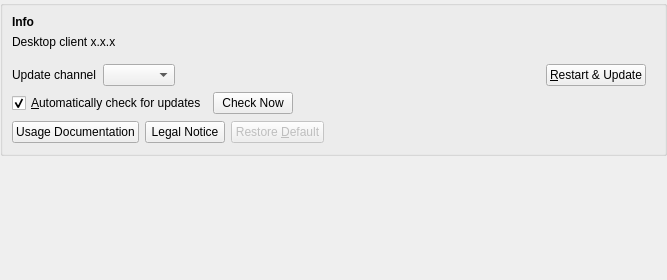
Old version of the form src/gui/infosettings.ui in the repository nextcloud/desktop.
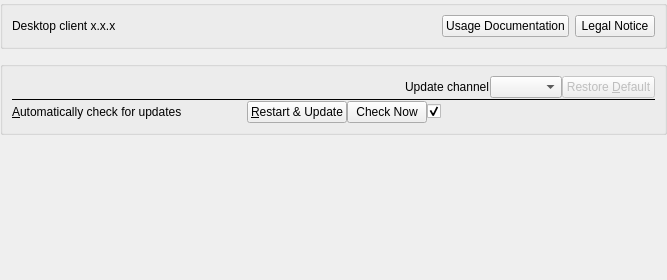
New version of the form. Custom widgets are drawn as their Qt base class.

Patch:
```diff
--- a/src/gui/infosettings.ui
+++ b/src/gui/infosettings.ui
@@ -17,7 +17,7 @@
   <property name="windowTitle">
    <string notr="true">Form</string>
   </property>
-  <layout class="QGridLayout" name="gridLayout">
+  <layout class="QVBoxLayout" name="pageLayout">
    <property name="leftMargin">
     <number>0</number>
    </property>
@@ -33,76 +33,89 @@
    <property name="spacing">
     <number>12</number>
    </property>
-   <item row="0" column="0">
+   <item>
     <widget class="QGroupBox" name="aboutAndUpdatesGroupBox">
      <property name="title">
       <string/>
      </property>
-     <layout class="QVBoxLayout" name="verticalLayout_3">
-      <property name="bottomMargin">
-       <number>10</number>
-      </property>
-      <item>
-       <widget class="QLabel" name="aboutAndUpdatesGroupBoxTitle">
-        <property name="font">
-         <font>
-          <bold>true</bold>
-         </font>
-        </property>
-        <property name="text">
-         <string>Info</string>
-        </property>
-       </widget>
-      </item>
+     <layout class="QHBoxLayout" name="aboutLayout">
       <item>
        <widget class="QLabel" name="infoAndUpdatesLabel">
         <property name="sizePolicy">
-         <sizepolicy hsizetype="Preferred" vsizetype="Minimum">
-          <horstretch>0</horstretch>
+         <sizepolicy hsizetype="MinimumExpanding" vsizetype="Minimum">
+          <horstretch>1</horstretch>
           <verstretch>0</verstretch>
          </sizepolicy>
         </property>
         <property name="text">
          <string>Desktop client x.x.x</string>
         </property>
+        <property name="wordWrap">
+         <bool>true</bool>
+        </property>
        </widget>
       </item>
       <item>
-       <widget class="QFrame" name="updatesContainer">
+       <spacer name="aboutSpacer">
+        <property name="orientation">
+         <enum>Qt::Orientation::Horizontal</enum>
+        </property>
+       </spacer>
+      </item>
+      <item>
+       <widget class="QPushButton" name="usageDocumentationButton">
+        <property name="text">
+         <string>Usage Documentation</string>
+        </property>
+       </widget>
+      </item>
+      <item>
+       <widget class="QPushButton" name="legalNoticeButton">
+        <property name="text">
+         <string>Legal Notice</string>
+        </property>
+       </widget>
+      </item>
+     </layout>
+    </widget>
+   </item>
+   <item>
+    <widget class="QGroupBox" name="updatesGroupBox">
+     <property name="title">
+      <string/>
+     </property>
+     <layout class="QVBoxLayout" name="updatesGroupBoxLayout">
+      <property name="spacing">
+       <number>0</number>
+      </property>
+      <item>
+       <widget class="QWidget" name="updatesContainer" native="true">
         <layout class="QVBoxLayout" name="updatesLayout">
          <property name="leftMargin">
           <number>0</number>
          </property>
+         <property name="topMargin">
+          <number>0</number>
+         </property>
+         <property name="rightMargin">
+          <number>0</number>
+         </property>
          <property name="bottomMargin">
-          <number>1</number>
+          <number>0</number>
+         </property>
+         <property name="spacing">
+          <number>0</number>
          </property>
          <item>
-          <layout class="QHBoxLayout" name="updatesLayout_1">
-           <item>
-            <widget class="QLabel" name="updateChannelLabel">
-             <property name="sizePolicy">
-              <sizepolicy hsizetype="Maximum" vsizetype="Preferred">
-               <horstretch>0</horstretch>
-               <verstretch>0</verstretch>
-              </sizepolicy>
-             </property>
-             <property name="text">
-              <string>Update channel</string>
-             </property>
-            </widget>
-           </item>
-           <item>
-            <widget class="QComboBox" name="updateChannel">
-             <property name="sizePolicy">
-              <sizepolicy hsizetype="Maximum" vsizetype="Fixed">
-               <horstretch>0</horstretch>
-               <verstretch>0</verstretch>
-              </sizepolicy>
-             </property>
-            </widget>
-           </item>
+          <layout class="QHBoxLayout" name="updateInfoRow">
            <item>
             <widget class="QLabel" name="updateStateLabel">
+             <property name="sizePolicy">
+              <sizepolicy hsizetype="MinimumExpanding" vsizetype="Preferred">
+               <horstretch>1</horstretch>
+               <verstretch>0</verstretch>
+              </sizepolicy>
+             </property>
              <property name="text">
               <string/>
              </property>
@@ -115,6 +128,77 @@
             </widget>
            </item>
            <item>
+            <spacer name="updateInfoSpacer">
+             <property name="orientation">
+              <enum>Qt::Orientation::Horizontal</enum>
+             </property>
+            </spacer>
+           </item>
+           <item>
+            <widget class="QLabel" name="updateChannelLabel">
+             <property name="sizePolicy">
+              <sizepolicy hsizetype="Maximum" vsizetype="Preferred">
+               <horstretch>0</horstretch>
+               <verstretch>0</verstretch>
+              </sizepolicy>
+             </property>
+             <property name="text">
+              <string>Update channel</string>
+             </property>
+            </widget>
+           </item>
+           <item>
+            <widget class="QComboBox" name="updateChannel">
+             <property name="sizePolicy">
+              <sizepolicy hsizetype="Maximum" vsizetype="Fixed">
+               <horstretch>0</horstretch>
+               <verstretch>0</verstretch>
+              </sizepolicy>
+             </property>
+            </widget>
+           </item>
+           <item>
+            <widget class="QPushButton" name="restoreUpdateChannelButton">
+             <property name="enabled">
+              <bool>false</bool>
+             </property>
+             <property name="text">
+              <string>Restore &amp;Default</string>
+             </property>
+            </widget>
+           </item>
+          </layout>
+         </item>
+         <item>
+          <widget class="QFrame" name="updateControlsSeparator">
+           <property name="frameShape">
+            <enum>QFrame::Shape::HLine</enum>
+           </property>
+           <property name="frameShadow">
+            <enum>QFrame::Shadow::Plain</enum>
+           </property>
+          </widget>
+         </item>
+         <item>
+          <layout class="QHBoxLayout" name="updateControlsRow">
+           <item>
+            <widget class="QLabel" name="autoCheckForUpdatesLabel">
+             <property name="text">
+              <string>&amp;Automatically check for updates</string>
+             </property>
+             <property name="buddy">
+              <cstring>autoCheckForUpdatesCheckBox</cstring>
+             </property>
+            </widget>
+           </item>
+           <item>
+            <spacer name="updateControlsSpacer">
+             <property name="orientation">
+              <enum>Qt::Orientation::Horizontal</enum>
+             </property>
+            </spacer>
+           </item>
+           <item>
             <widget class="QPushButton" name="restartButton">
              <property name="sizePolicy">
               <sizepolicy hsizetype="Maximum" vsizetype="Fixed">
@@ -127,26 +211,6 @@
              </property>
             </widget>
            </item>
-          </layout>
-         </item>
-         <item>
-          <layout class="QHBoxLayout" name="updatesLayout_2">
-           <item>
-            <widget class="QCheckBox" name="autoCheckForUpdatesCheckBox">
-             <property name="sizePolicy">
-              <sizepolicy hsizetype="Minimum" vsizetype="Fixed">
-               <horstretch>0</horstretch>
-               <verstretch>0</verstretch>
-              </sizepolicy>
-             </property>
-             <property name="text">
-              <string>&amp;Automatically check for updates</string>
-             </property>
-             <property name="checked">
-              <bool>true</bool>
-             </property>
-            </widget>
-           </item>
            <item>
             <widget class="QPushButton" name="updateButton">
              <property name="sizePolicy">
@@ -161,72 +225,28 @@
             </widget>
            </item>
            <item>
-            <spacer name="horizontalSpacer_6">
-             <property name="orientation">
-              <enum>Qt::Orientation::Horizontal</enum>
+            <widget class="OCC::SettingsSwitch" name="autoCheckForUpdatesCheckBox">
+             <property name="checked">
+              <bool>true</bool>
              </property>
-             <property name="sizeHint" stdset="0">
-              <size>
-               <width>40</width>
-               <height>20</height>
-              </size>
-             </property>
-            </spacer>
+            </widget>
            </item>
           </layout>
          </item>
         </layout>
        </widget>
       </item>
-      <item>
-       <layout class="QHBoxLayout" name="infoContainer">
-        <item>
-         <widget class="QPushButton" name="usageDocumentationButton">
-          <property name="text">
-           <string>Usage Documentation</string>
-          </property>
-         </widget>
-        </item>
-        <item>
-         <widget class="QPushButton" name="legalNoticeButton">
-          <property name="text">
-           <string>Legal Notice</string>
-          </property>
-         </widget>
-        </item>
-        <item>
-         <widget class="QPushButton" name="restoreUpdateChannelButton">
-          <property name="enabled">
-           <bool>false</bool>
-          </property>
-          <property name="text">
-           <string>Restore &amp;Default</string>
-          </property>
-         </widget>
-        </item>
-        <item>
-         <spacer name="horizontalSpacer_2">
-          <property name="orientation">
-           <enum>Qt::Orientation::Horizontal</enum>
-          </property>
-          <property name="sizeHint" stdset="0">
-           <size>
-            <width>40</width>
-            <height>20</height>
-           </size>
-          </property>
-         </spacer>
-        </item>
-       </layout>
-      </item>
      </layout>
     </widget>
    </item>
-   <item row="1" column="0">
+   <item>
     <spacer name="verticalSpacer">
      <property name="orientation">
       <enum>Qt::Orientation::Vertical</enum>
      </property>
+     <property name="sizeType">
+      <enum>QSizePolicy::Policy::MinimumExpanding</enum>
+     </property>
      <property name="sizeHint" stdset="0">
       <size>
        <width>20</width>
@@ -237,6 +257,13 @@
    </item>
   </layout>
  </widget>
+ <customwidgets>
+  <customwidget>
+   <class>OCC::SettingsSwitch</class>
+   <extends>QCheckBox</extends>
+   <header>settingsswitch.h</header>
+  </customwidget>
+ </customwidgets>
  <tabstops>
   <tabstop>restartButton</tabstop>
   <tabstop>autoCheckForUpdatesCheckBox</tabstop>
```
Left out of the diff: 7 changed lines with no effect on the pictures.
